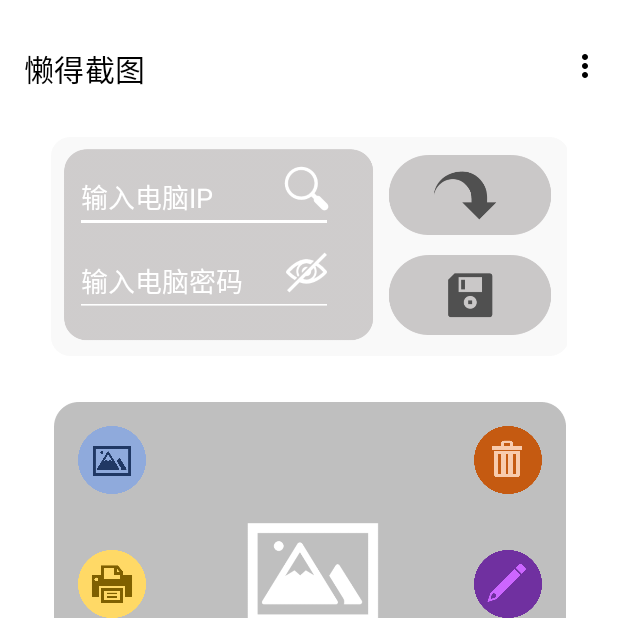
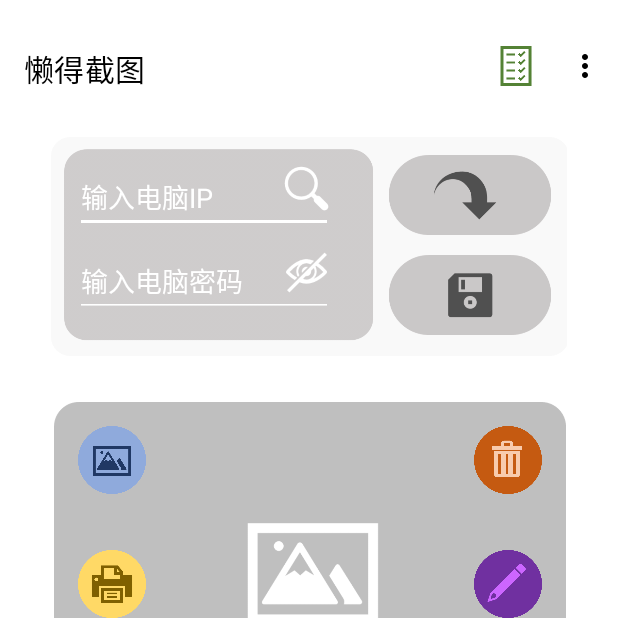
Before and after one commit to PlayXboxtion963/ScreenshotPC2, an Android app: the screen it shows after launch (MainActivity), on a phone screen of 412 x 824 dp, the top half of it. Run offline under Robolectric (Android 15) with nearby library versions, the phone set to English and light mode, and no system bars; libraries missing offline, so code that uses them is left out: androidx.palette.graphics, com.arialyy.annotations, com.arialyy.aria, com.bm.library, com.inuker.bluetooth and 3 more; plain views replace PhotoView; pictures from the network do not load; 4 statements that could not run were skipped.

Commit message:
LTSC2022.03.4

```diff
--- a/app/src/main/res/layout/activity_main.xml
+++ b/app/src/main/res/layout/activity_main.xml
@@ -466,4 +466,6 @@
         tools:visibility="gone" />
 
 
+
+
 </androidx.constraintlayout.widget.ConstraintLayout>
--- a/app/src/main/res/menu/mymenu.xml
+++ b/app/src/main/res/menu/mymenu.xml
@@ -1,5 +1,6 @@
 <?xml version="1.0" encoding="utf-8"?>
-<menu xmlns:android="http://schemas.android.com/apk/res/android">
+<menu xmlns:android="http://schemas.android.com/apk/res/android"
+    xmlns:app="http://schemas.android.com/apk/res-auto">
     <item android:id="@+id/menu_file" android:title="打开图片目录" />
     <item android:id="@+id/menu_pc" android:title="PC端下载链接/更新"/>
     <item android:id="@+id/zhendong" android:title="震动开关切换"/>
@@ -8,4 +9,10 @@
     <item android:id="@+id/miband" android:title="小米手环心率截图"/>
     <item android:id="@+id/menu_login" android:title="关于"/>
     <item android:id="@+id/exitx" android:title="退出"/>
+    <item
+        android:id="@+id/taskman"
+        android:icon="@drawable/ctrl"
+        android:title="任务管理器"
+        android:orderInCategory="90"
+        app:showAsAction="ifRoom" />
 </menu>
```
Also changed, not shown: app/src/main/java/com/playxboxtion233/screenshotpc/MainActivity.java (+33 -16 lines), app/src/main/res/drawable/ctrl.png (added), 1 other file.
